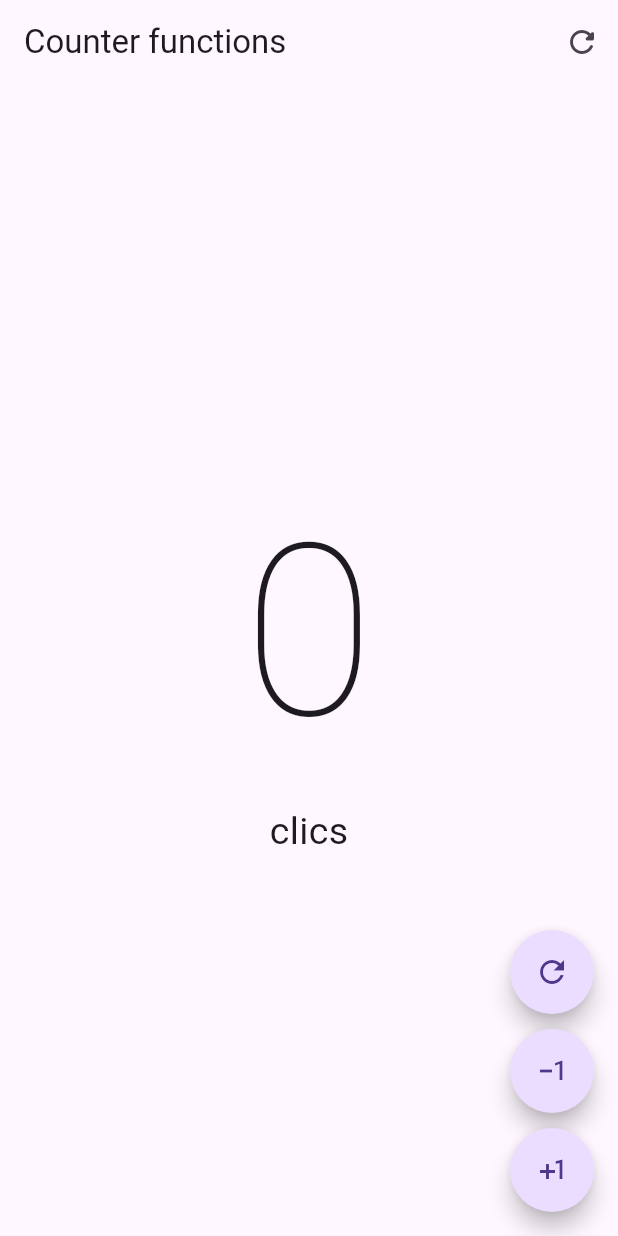
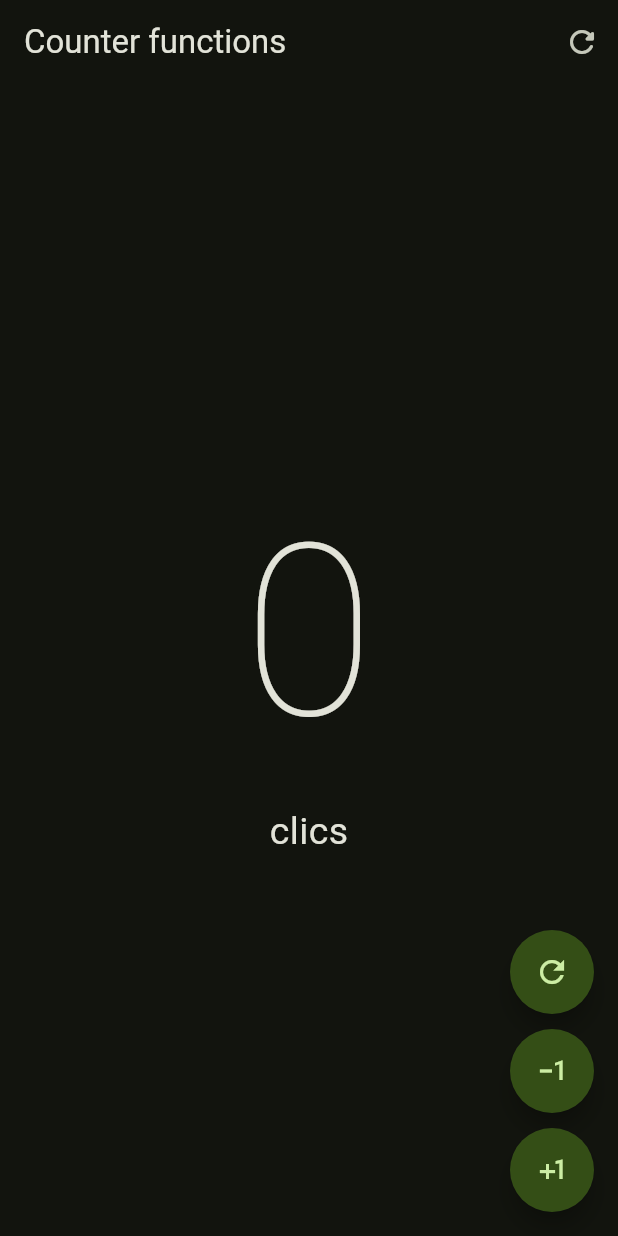
Before and after one commit to PePeWee07/Practica_Flutter, a Flutter app: the CounterFunctionsScreen screen opened directly, on a phone screen of 412 x 824 dp. Run offline on Flutter 3.47's test engine with Material 3 defaults, Android fonts, the phone set to English and light mode, and no system bars; our stand-ins replace animate_do, dio, video_player.

Commit message:
feat: Agregar pantalla de inicio con menú y elementos de navegación

```diff
--- /dev/null
+++ b/widgets_app/lib/config/theme/app_theme.dart
@@ -0,0 +1,33 @@
+import 'package:flutter/material.dart';
+
+const List<Color> colorList = [
+  Colors.black,
+  Colors.yellowAccent,
+  Colors.purple,
+  Colors.teal,
+  Colors.lightGreenAccent,
+  Colors.lightBlueAccent,
+  Colors.indigo,
+  Colors.cyan,
+  Colors.transparent,
+  Colors.white70,
+];
+
+class AppTheme {
+  final int selectColor;
+
+  AppTheme({this.selectColor = 0})
+    : assert(
+        selectColor >= 0 && selectColor <= colorList.length - 1,
+        'Los colores deben ser entre 0 y ${colorList.length}',
+      );
+
+  ThemeData theme() {
+    return ThemeData(
+      useMaterial3: true,
+      colorSchemeSeed: colorList[selectColor],
+      brightness: Brightness.dark,
+      appBarTheme: const AppBarTheme(centerTitle: false),
+    );
+  }
+}
```
Also changed, not shown: widgets_app/lib/config/menu/menu_items.dart (added, +31 -0 lines), widgets_app/lib/main.dart (+6 -6 lines), widgets_app/lib/presentation/screens/home/home_screen.dart (added, +51 -0 lines).
